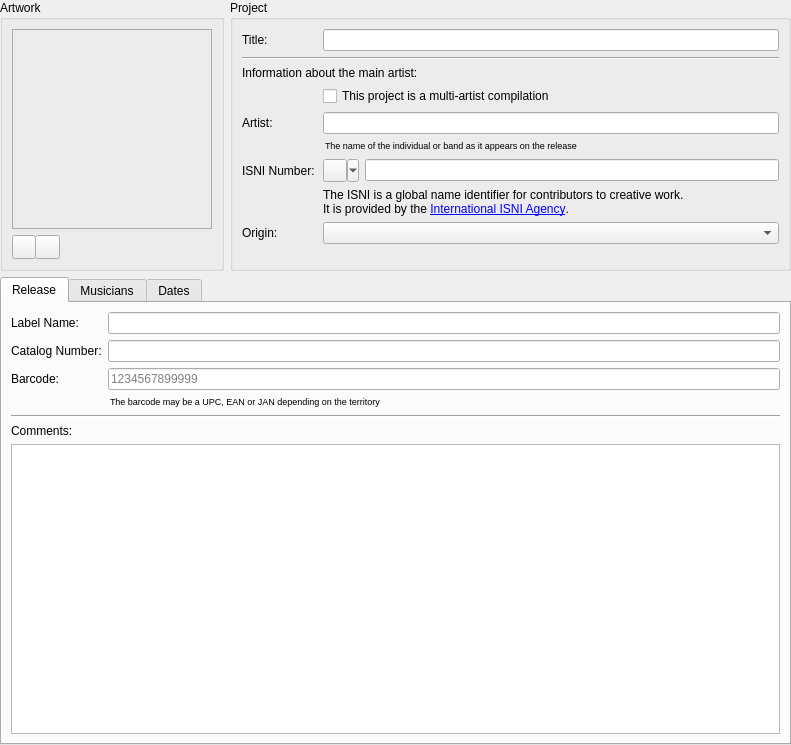
Qt form resources/ui/album_page.ui (Iconoclasteinc/tgit) before a commit.
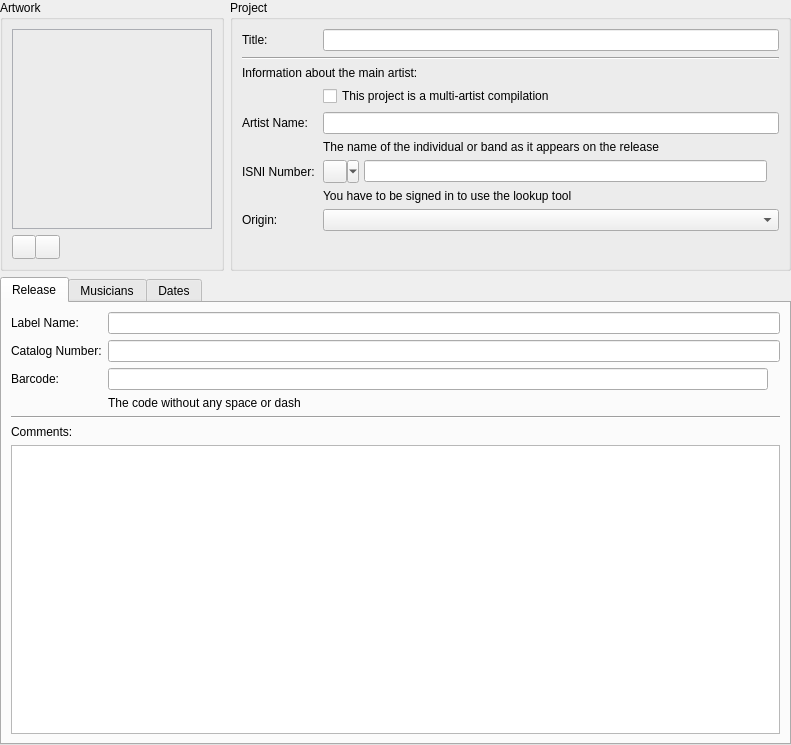
The same form after that commit. The open tabs and pages were chosen to show the change. Icons and pictures are not drawn. Custom widgets are drawn as their Qt base class.

Commit message: Provide detailed contextual information to project page ISNI number and barcode

```diff
--- a/resources/ui/album_page.ui
+++ b/resources/ui/album_page.ui
@@ -162,7 +162,7 @@
          </widget>
         </item>
         <item row="2" column="0" colspan="2">
-         <widget class="QLabel" name="label">
+         <widget class="QLabel" name="_main_artist_section_header">
           <property name="text">
            <string>Information about the main artist:</string>
           </property>
@@ -200,7 +200,7 @@
         <item row="4" column="0">
          <widget class="QLabel" name="_main_artist_caption">
           <property name="text">
-           <string>Artist:</string>
+           <string>Artist Name:</string>
           </property>
           <property name="buddy">
            <cstring>_main_artist</cstring>
@@ -221,7 +221,7 @@
          <widget class="QLabel" name="label_2">
           <property name="styleSheet">
            <string notr="true">
-QLabel {
+QLabel[style=QWindowsVistaStyle] {
     font-size: 7pt;
 	margin-top: -2px;
     margin-bottom: 2px;
@@ -250,7 +250,10 @@
          </widget>
         </item>
         <item row="6" column="1">
-         <layout class="QHBoxLayout" name="horizontalLayout">
+         <layout class="QHBoxLayout" name="_main_artist_container">
+          <property name="spacing">
+           <number>5</number>
+          </property>
           <item>
            <widget class="QToolButton" name="_main_artist_isni_actions_button">
             <property name="enabled">
@@ -290,6 +293,19 @@
             </property>
            </widget>
           </item>
+          <item>
+           <widget class="QLabel" name="_main_artist_info">
+            <property name="toolTip">
+             <string>&lt;html&gt;&lt;head/&gt;&lt;body&gt;&lt;p&gt;The ISNI is a global name identifier for contributors to creative work. It is provided by the International ISNI Agency.&lt;/p&gt;&lt;p&gt;Use the &lt;img src=&quot;:/tooltips/search&quot;/&gt;button to look up the main artist's ISNI from the global ISNI database.&lt;/p&gt;&lt;/body&gt;&lt;/html&gt;</string>
+            </property>
+            <property name="text">
+             <string/>
+            </property>
+            <property name="pixmap">
+             <pixmap resource="../resources.qrc">:/icons/info</pixmap>
+            </property>
+           </widget>
+          </item>
          </layout>
         </item>
         <item row="7" column="1">
@@ -310,7 +326,7 @@
 </string>
           </property>
           <property name="text">
-           <string>&lt;html&gt;&lt;head/&gt;&lt;body&gt;&lt;p&gt;The ISNI is a global name identifier for contributors to creative work.&lt;br/&gt;It is provided by the &lt;a href=&quot;http://isni.org&quot;&gt;&lt;span style=&quot;text-decoration: underline; color:#0000ff;&quot;&gt;International ISNI Agency&lt;/span&gt;&lt;/a&gt;.&lt;/p&gt;&lt;/body&gt;&lt;/html&gt;</string>
+           <string>You have to be signed in to use the lookup tool</string>
           </property>
           <property name="openExternalLinks">
            <bool>true</bool>
@@ -403,23 +419,43 @@
         </widget>
        </item>
        <item row="2" column="1">
-        <widget class="QLineEdit" name="_barcode">
-         <property name="minimumSize">
-          <size>
-           <width>150</width>
-           <height>0</height>
-          </size>
+        <layout class="QHBoxLayout" name="_barcode_container">
+         <property name="spacing">
+          <number>5</number>
          </property>
-         <property name="placeholderText">
-          <string>1234567899999</string>
-         </property>
-        </widget>
+         <item>
+          <widget class="QLineEdit" name="_barcode">
+           <property name="minimumSize">
+            <size>
+             <width>150</width>
+             <height>0</height>
+            </size>
+           </property>
+           <property name="dragEnabled">
+            <bool>false</bool>
+           </property>
+          </widget>
+         </item>
+         <item>
+          <widget class="QLabel" name="label">
+           <property name="toolTip">
+            <string>&lt;html&gt;&lt;head/&gt;&lt;body&gt;&lt;p&gt;The barcode is the &lt;span style=&quot;font-style:italic;&quot;&gt;physical product code&lt;/span&gt; and usually consists of 8 to 14 characters.&lt;/p&gt;&lt;p&gt;It will typically be either a UPC, EAN, JAN or GTIN but may have a different format depending on the country or territory covered by the album's licensing deal.&lt;/p&gt;&lt;/body&gt;&lt;/html&gt;</string>
+           </property>
+           <property name="text">
+            <string/>
+           </property>
+           <property name="pixmap">
+            <pixmap resource="../resources.qrc">:/icons/info</pixmap>
+           </property>
+          </widget>
+         </item>
+        </layout>
        </item>
        <item row="3" column="1">
         <widget class="QLabel" name="label_5">
          <property name="styleSheet">
           <string notr="true">
-QLabel {
+QLabel[style=QWindowsVistaStyle] {
     font-size: 7pt;
     margin-top: -2px;
     margin-bottom: 2px;
@@ -433,7 +469,7 @@
 </string>
          </property>
          <property name="text">
-          <string>The barcode may be a UPC, EAN or JAN depending on the territory</string>
+          <string>The code without any space or dash</string>
          </property>
         </widget>
        </item>
```
Left out of the diff: 16 changed lines with no effect on the pictures. The commit also changes 5 other files.
